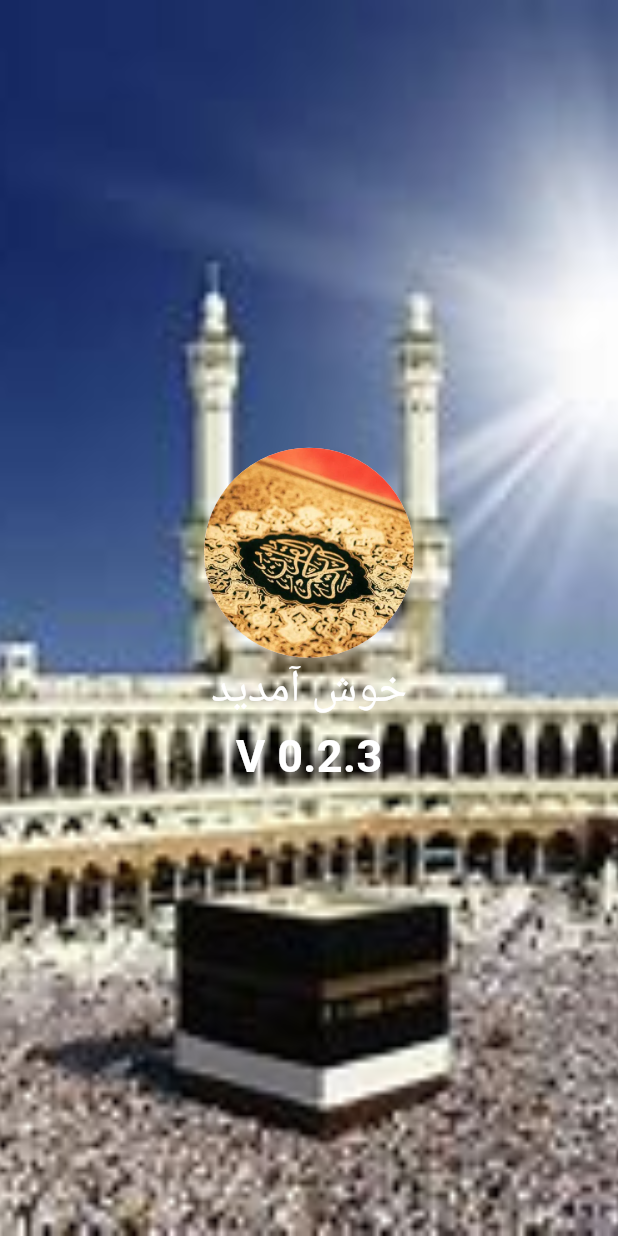
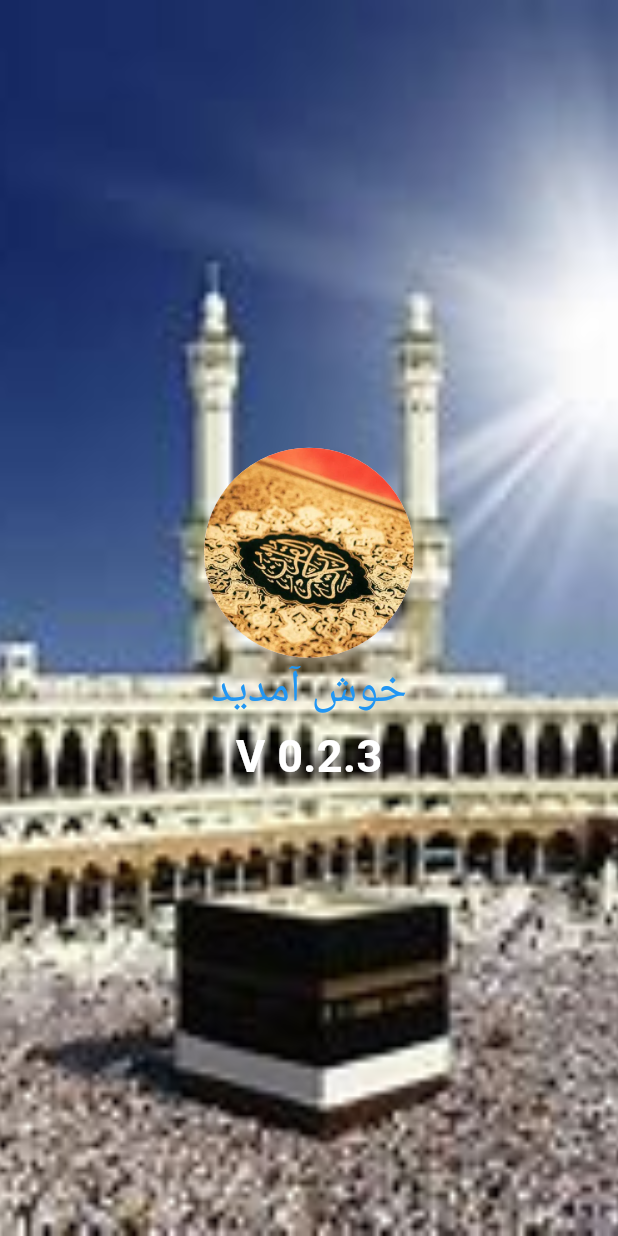
Before and after one commit to Parwiz1010/world-famous-reciters, a Flutter app: the splash screen opened directly, on a phone screen of 412 x 824 dp. Run offline on Flutter 3.47's test engine with Material 3 defaults, Android fonts, the phone set to English and light mode, and no system bars; our stand-ins replace share_plus.

Commit message:
change color

```diff
--- a/lib/container.dart
+++ b/lib/container.dart
@@ -54,7 +54,7 @@ class _splashState extends State<splash> {
             )),
             Text(
               'خوش آمدید',
-              style: TextStyle(fontSize: 30, color: Colors.white),
+              style: TextStyle(fontSize: 30, color: Colors.blue),
             ),
             Text('V 0.2.3',style: TextStyle(fontSize: 30,fontWeight: FontWeight.bold,color: Colors.white),)
           ],
```
